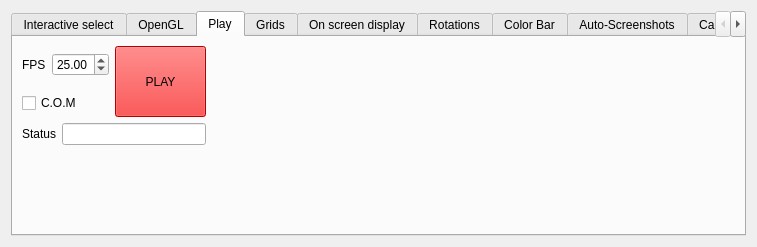
The window that usr/jcl/glnemo2/src/formoptions.ui (teuben/nemo) describes before a commit, drawn with Qt 5.
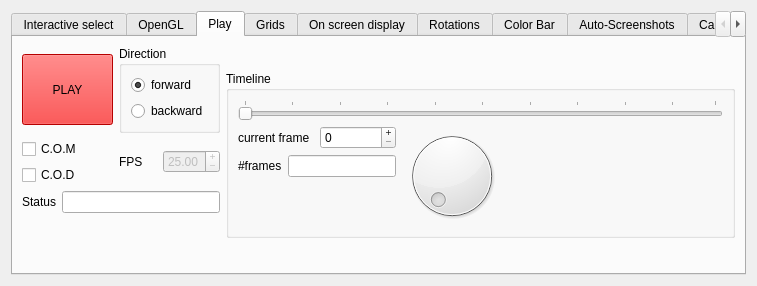
The same window after the commit. The open tabs and pages were chosen to show the change. Icons and pictures are not drawn.

```diff
--- a/usr/jcl/glnemo2/src/formoptions.ui
+++ b/usr/jcl/glnemo2/src/formoptions.ui
@@ -10,7 +10,7 @@
     <x>0</x>
     <y>0</y>
     <width>757</width>
-    <height>234</height>
+    <height>258</height>
    </rect>
   </property>
   <property name="windowTitle">
@@ -1653,32 +1653,8 @@
       <attribute name="title">
        <string>Play</string>
       </attribute>
-      <layout class="QGridLayout" name="gridLayout_13">
-       <item row="0" column="0" colspan="2">
-        <layout class="QHBoxLayout" name="horizontalLayout_5">
-         <item>
-          <widget class="QLabel" name="label_10">
-           <property name="toolTip">
-            <string>Frame per second</string>
-           </property>
-           <property name="text">
-            <string>FPS</string>
-           </property>
-          </widget>
-         </item>
-         <item>
-          <widget class="QDoubleSpinBox" name="fps">
-           <property name="toolTip">
-            <string>Frame per second</string>
-           </property>
-           <property name="value">
-            <double>25.000000000000000</double>
-           </property>
-          </widget>
-         </item>
-        </layout>
-       </item>
-       <item row="0" column="2" rowspan="2">
+      <layout class="QGridLayout" name="gridLayout_41">
+       <item row="0" column="0">
         <widget class="QPushButton" name="play">
          <property name="sizePolicy">
           <sizepolicy hsizetype="Fixed" vsizetype="Fixed">
@@ -2115,17 +2091,238 @@
          </property>
         </widget>
        </item>
+       <item row="0" column="1">
+        <widget class="QGroupBox" name="direction_box">
+         <property name="sizePolicy">
+          <sizepolicy hsizetype="Fixed" vsizetype="Fixed">
+           <horstretch>0</horstretch>
+           <verstretch>54</verstretch>
+          </sizepolicy>
+         </property>
+         <property name="title">
+          <string>Direction</string>
+         </property>
+         <layout class="QGridLayout" name="gridLayout_38">
+          <item row="0" column="0">
+           <widget class="QRadioButton" name="forward_radio">
+            <property name="text">
+             <string>forward</string>
+            </property>
+            <property name="checked">
+             <bool>true</bool>
+            </property>
+           </widget>
+          </item>
+          <item row="1" column="0">
+           <widget class="QRadioButton" name="backward_radio">
+            <property name="text">
+             <string>backward</string>
+            </property>
+           </widget>
+          </item>
+         </layout>
+        </widget>
+       </item>
+       <item row="0" column="2" rowspan="4">
+        <widget class="QGroupBox" name="frame_box">
+         <property name="sizePolicy">
+          <sizepolicy hsizetype="Expanding" vsizetype="Maximum">
+           <horstretch>0</horstretch>
+           <verstretch>0</verstretch>
+          </sizepolicy>
+         </property>
+         <property name="title">
+          <string>Timeline</string>
+         </property>
+         <layout class="QGridLayout" name="gridLayout_40">
+          <item row="0" column="0" colspan="3">
+           <widget class="QSlider" name="frame_slide">
+            <property name="sizePolicy">
+             <sizepolicy hsizetype="Expanding" vsizetype="Expanding">
+              <horstretch>0</horstretch>
+              <verstretch>0</verstretch>
+             </sizepolicy>
+            </property>
+            <property name="cursor">
+             <cursorShape>OpenHandCursor</cursorShape>
+            </property>
+            <property name="orientation">
+             <enum>Qt::Horizontal</enum>
+            </property>
+            <property name="tickPosition">
+             <enum>QSlider::TicksAbove</enum>
+            </property>
+            <property name="tickInterval">
+             <number>10</number>
+            </property>
+           </widget>
+          </item>
+          <item row="1" column="0">
+           <layout class="QGridLayout" name="gridLayout_13">
+            <item row="0" column="0">
+             <widget class="QLabel" name="label_28">
+              <property name="sizePolicy">
+               <sizepolicy hsizetype="Minimum" vsizetype="Preferred">
+                <horstretch>0</horstretch>
+                <verstretch>0</verstretch>
+               </sizepolicy>
+              </property>
+              <property name="text">
+               <string>current frame</string>
+              </property>
+             </widget>
+            </item>
+            <item row="0" column="1">
+             <widget class="QSpinBox" name="frame_spin">
+              <property name="sizePolicy">
+               <sizepolicy hsizetype="Minimum" vsizetype="Preferred">
+                <horstretch>0</horstretch>
+                <verstretch>0</verstretch>
+               </sizepolicy>
+              </property>
+              <property name="minimumSize">
+               <size>
+                <width>0</width>
+                <height>19</height>
+               </size>
+              </property>
+              <property name="buttonSymbols">
+               <enum>QAbstractSpinBox::PlusMinus</enum>
+              </property>
+              <property name="maximum">
+               <number>999999</number>
+              </property>
+             </widget>
+            </item>
+           </layout>
+          </item>
+          <item row="1" column="1" rowspan="3">
+           <widget class="QDial" name="frame_dial"/>
+          </item>
+          <item row="2" column="0">
+           <layout class="QHBoxLayout" name="horizontalLayout_18">
+            <item>
+             <widget class="QLabel" name="label_27">
+              <property name="sizePolicy">
+               <sizepolicy hsizetype="Minimum" vsizetype="Preferred">
+                <horstretch>0</horstretch>
+                <verstretch>0</verstretch>
+               </sizepolicy>
+              </property>
+              <property name="text">
+               <string>#frames</string>
+              </property>
+             </widget>
+            </item>
+            <item>
+             <widget class="QLineEdit" name="frame_max">
+              <property name="sizePolicy">
+               <sizepolicy hsizetype="Minimum" vsizetype="Preferred">
+                <horstretch>0</horstretch>
+                <verstretch>0</verstretch>
+               </sizepolicy>
+              </property>
+              <property name="minimumSize">
+               <size>
+                <width>0</width>
+                <height>19</height>
+               </size>
+              </property>
+              <property name="readOnly">
+               <bool>true</bool>
+              </property>
+             </widget>
+            </item>
+           </layout>
+          </item>
+          <item row="2" column="2" rowspan="2">
+           <spacer name="horizontalSpacer_3">
+            <property name="orientation">
+             <enum>Qt::Horizontal</enum>
+            </property>
+            <property name="sizeHint" stdset="0">
+             <size>
+              <width>214</width>
+              <height>20</height>
+             </size>
+            </property>
+           </spacer>
+          </item>
+          <item row="3" column="0">
+           <spacer name="verticalSpacer_27">
+            <property name="orientation">
+             <enum>Qt::Vertical</enum>
+            </property>
+            <property name="sizeType">
+             <enum>QSizePolicy::MinimumExpanding</enum>
+            </property>
+            <property name="sizeHint" stdset="0">
+             <size>
+              <width>17</width>
+              <height>42</height>
+             </size>
+            </property>
+           </spacer>
+          </item>
+         </layout>
+        </widget>
+       </item>
+       <item row="1" column="1">
+        <layout class="QHBoxLayout" name="horizontalLayout_5">
+         <item>
+          <widget class="QLabel" name="label_10">
+           <property name="toolTip">
+            <string>Frame per second</string>
+           </property>
+           <property name="text">
+            <string>FPS</string>
+           </property>
+          </widget>
+         </item>
+         <item>
+          <widget class="QDoubleSpinBox" name="fps">
+           <property name="enabled">
+            <bool>false</bool>
+           </property>
+           <property name="toolTip">
+            <string>Frame per second</string>
+           </property>
+           <property name="buttonSymbols">
+            <enum>QAbstractSpinBox::PlusMinus</enum>
+           </property>
+           <property name="value">
+            <double>25.000000000000000</double>
+           </property>
+          </widget>
+         </item>
+        </layout>
+       </item>
        <item row="1" column="0">
-        <widget class="QCheckBox" name="com">
-         <property name="toolTip">
-          <string>Perform automatic centering of mass at each frame</string>
-         </property>
-         <property name="text">
-          <string>C.O.M</string>
-         </property>
-        </widget>
+        <layout class="QGridLayout" name="gridLayout_39">
+         <item row="0" column="0">
+          <widget class="QCheckBox" name="com">
+           <property name="toolTip">
+            <string>Perform automatic centering of mass at each frame</string>
+           </property>
+           <property name="text">
+            <string>C.O.M</string>
+           </property>
+          </widget>
+         </item>
+         <item row="1" column="0">
+          <widget class="QCheckBox" name="cod">
+           <property name="toolTip">
+            <string>Prefer automatic centering of density at each frame if density
+exist. You must check COM also.</string>
+           </property>
+           <property name="text">
+            <string>C.O.D</string>
+           </property>
+          </widget>
+         </item>
+        </layout>
        </item>
-       <item row="2" column="0" colspan="3">
+       <item row="2" column="0" colspan="2">
         <layout class="QHBoxLayout" name="horizontalLayout_6">
          <item>
           <widget class="QLabel" name="label_11">
@@ -2139,20 +2336,7 @@
          </item>
         </layout>
        </item>
-       <item row="2" column="3">
-        <spacer name="horizontalSpacer_3">
-         <property name="orientation">
-          <enum>Qt::Horizontal</enum>
-         </property>
-         <property name="sizeHint" stdset="0">
-          <size>
-           <width>332</width>
-           <height>20</height>
-          </size>
-         </property>
-        </spacer>
-       </item>
-       <item row="3" column="1">
+       <item row="3" column="0">
         <spacer name="verticalSpacer_5">
          <property name="orientation">
           <enum>Qt::Vertical</enum>
```
Left out of the diff: 53 changed lines with no effect on the pictures.
